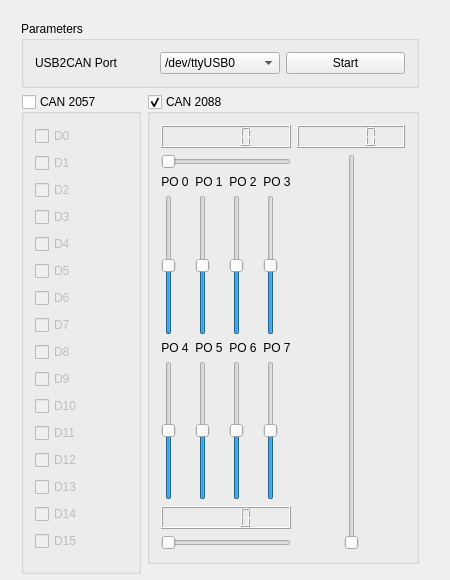
Before: the Qt Designer form Megatron-server/server.ui in sseitov/Megatron, drawn with Qt 5.
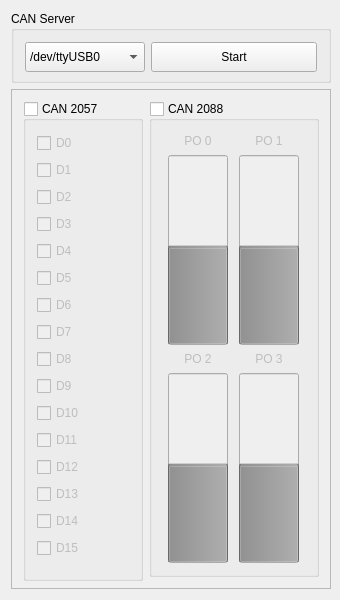
After: the same form once the commit is applied.

The edit to the form file:
```diff
--- a/Megatron-server/server.ui
+++ b/Megatron-server/server.ui
@@ -6,50 +6,58 @@
    <rect>
     <x>0</x>
     <y>0</y>
-    <width>450</width>
-    <height>580</height>
+    <width>340</width>
+    <height>600</height>
    </rect>
   </property>
   <property name="minimumSize">
    <size>
-    <width>450</width>
-    <height>580</height>
+    <width>340</width>
+    <height>600</height>
    </size>
   </property>
   <property name="maximumSize">
    <size>
-    <width>450</width>
-    <height>580</height>
+    <width>340</width>
+    <height>600</height>
    </size>
   </property>
   <property name="windowTitle">
    <string>Megatron Server</string>
   </property>
-  <widget class="QWidget" name="layoutWidget">
-   <property name="geometry">
-    <rect>
-     <x>10</x>
-     <y>10</y>
-     <width>420</width>
-     <height>565</height>
-    </rect>
-   </property>
-   <layout class="QVBoxLayout" name="verticalLayout_3">
+  <layout class="QVBoxLayout" name="verticalLayout">
     <item>
      <widget class="QGroupBox" name="parameters">
+     <property name="minimumSize">
+      <size>
+       <width>320</width>
+       <height>60</height>
+      </size>
+     </property>
+     <property name="maximumSize">
+      <size>
+       <width>320</width>
+       <height>16777215</height>
+      </size>
+     </property>
       <property name="title">
-       <string>Parameters</string>
+      <string>CAN Server</string>
       </property>
       <layout class="QHBoxLayout" name="horizontalLayout">
-       <item>
-        <widget class="QLabel" name="label">
-         <property name="text">
-          <string>USB2CAN Port</string>
-         </property>
-        </widget>
-       </item>
        <item>
         <widget class="QComboBox" name="canPort">
+        <property name="minimumSize">
+         <size>
+          <width>120</width>
+          <height>30</height>
+         </size>
+        </property>
+        <property name="maximumSize">
+         <size>
+          <width>120</width>
+          <height>16777215</height>
+         </size>
+        </property>
          <item>
           <property name="text">
            <string>/dev/ttyUSB0</string>
@@ -64,6 +72,18 @@
        </item>
        <item>
         <widget class="QPushButton" name="startButton">
+        <property name="minimumSize">
+         <size>
+          <width>0</width>
+          <height>30</height>
+         </size>
+        </property>
+        <property name="maximumSize">
+         <size>
+          <width>16777215</width>
+          <height>40</height>
+         </size>
+        </property>
          <property name="text">
           <string>Start</string>
          </property>
@@ -76,7 +96,26 @@
      </widget>
     </item>
     <item>
-     <layout class="QHBoxLayout" name="horizontalLayout_4">
+    <widget class="QFrame" name="frame">
+     <property name="minimumSize">
+      <size>
+       <width>320</width>
+       <height>500</height>
+      </size>
+     </property>
+     <property name="maximumSize">
+      <size>
+       <width>320</width>
+       <height>500</height>
+      </size>
+     </property>
+     <property name="frameShape">
+      <enum>QFrame::StyledPanel</enum>
+     </property>
+     <property name="frameShadow">
+      <enum>QFrame::Raised</enum>
+     </property>
+     <layout class="QHBoxLayout" name="horizontalLayout_2">
       <item>
        <widget class="QGroupBox" name="can2057">
         <property name="minimumSize">
@@ -222,26 +261,21 @@
       </item>
       <item>
        <widget class="QGroupBox" name="can2088">
+        <property name="minimumSize">
+         <size>
+          <width>0</width>
+          <height>0</height>
+         </size>
+        </property>
         <property name="title">
          <string>CAN 2088</string>
         </property>
         <property name="checkable">
          <bool>true</bool>
         </property>
-        <layout class="QHBoxLayout" name="horizontalLayout_3">
-         <item>
-          <layout class="QVBoxLayout" name="verticalLayout_2">
-           <item>
-            <widget class="QLCDNumber" name="lcdNumber"/>
-           </item>
-           <item>
-            <widget class="QSlider" name="horizontalSlider">
-             <property name="orientation">
-              <enum>Qt::Horizontal</enum>
-             </property>
-            </widget>
-           </item>
-           <item>
+        <property name="checked">
+         <bool>false</bool>
+        </property>
             <layout class="QGridLayout" name="gridLayout">
              <item row="0" column="0">
               <widget class="QLabel" name="label_2">
@@ -263,33 +297,22 @@
                </property>
               </widget>
              </item>
-             <item row="0" column="2">
-              <widget class="QLabel" name="label_4">
-               <property name="text">
-                <string>PO 2</string>
-               </property>
-               <property name="alignment">
-                <set>Qt::AlignCenter</set>
-               </property>
-              </widget>
-             </item>
-             <item row="0" column="3">
-              <widget class="QLabel" name="label_5">
-               <property name="text">
-                <string>PO 3</string>
-               </property>
-               <property name="alignment">
-                <set>Qt::AlignCenter</set>
-               </property>
-              </widget>
-             </item>
              <item row="1" column="0">
-              <widget class="QSlider" name="po0">
-               <property name="minimum">
-                <number>1</number>
+          <widget class="QProgressBar" name="progressBar">
+           <property name="minimumSize">
+            <size>
+             <width>60</width>
+             <height>190</height>
+            </size>
+           </property>
+           <property name="maximumSize">
+            <size>
+             <width>60</width>
+             <height>190</height>
+            </size>
                </property>
                <property name="maximum">
-                <number>999</number>
+            <number>1000</number>
                </property>
                <property name="value">
                 <number>500</number>
@@ -297,31 +320,27 @@
                <property name="orientation">
                 <enum>Qt::Vertical</enum>
                </property>
+           <property name="textDirection">
+            <enum>QProgressBar::BottomToTop</enum>
+           </property>
               </widget>
              </item>
              <item row="1" column="1">
-              <widget class="QSlider" name="po1">
-               <property name="minimum">
-                <number>1</number>
-               </property>
-               <property name="maximum">
-                <number>999</number>
-               </property>
-               <property name="value">
-                <number>500</number>
-               </property>
-               <property name="orientation">
-                <enum>Qt::Vertical</enum>
-               </property>
-              </widget>
-             </item>
-             <item row="1" column="2">
-              <widget class="QSlider" name="po2">
-               <property name="minimum">
-                <number>1</number>
-               </property>
+          <widget class="QProgressBar" name="progressBar_2">
+           <property name="minimumSize">
+            <size>
+             <width>60</width>
+             <height>190</height>
+            </size>
+           </property>
+           <property name="maximumSize">
+            <size>
+             <width>60</width>
+             <height>190</height>
+            </size>
+           </property>
                <property name="maximum">
-                <number>999</number>
+            <number>1000</number>
                </property>
                <property name="value">
                 <number>500</number>
@@ -329,28 +348,15 @@
                <property name="orientation">
                 <enum>Qt::Vertical</enum>
                </property>
-              </widget>
-             </item>
-             <item row="1" column="3">
-              <widget class="QSlider" name="po3">
-               <property name="minimum">
-                <number>1</number>
-               </property>
-               <property name="maximum">
-                <number>999</number>
-               </property>
-               <property name="value">
-                <number>500</number>
-               </property>
-               <property name="orientation">
-                <enum>Qt::Vertical</enum>
+           <property name="textDirection">
+            <enum>QProgressBar::BottomToTop</enum>
                </property>
               </widget>
              </item>
              <item row="2" column="0">
-              <widget class="QLabel" name="label_6">
+          <widget class="QLabel" name="label_4">
                <property name="text">
-                <string>PO 4</string>
+            <string>PO 2</string>
                </property>
                <property name="alignment">
                 <set>Qt::AlignCenter</set>
@@ -358,29 +364,9 @@
               </widget>
              </item>
              <item row="2" column="1">
-              <widget class="QLabel" name="label_7">
+          <widget class="QLabel" name="label_5">
                <property name="text">
-                <string>PO 5</string>
-               </property>
-               <property name="alignment">
-                <set>Qt::AlignCenter</set>
-               </property>
-              </widget>
-             </item>
-             <item row="2" column="2">
-              <widget class="QLabel" name="label_8">
-               <property name="text">
-                <string>PO 6</string>
-               </property>
-               <property name="alignment">
-                <set>Qt::AlignCenter</set>
-               </property>
-              </widget>
-             </item>
-             <item row="2" column="3">
-              <widget class="QLabel" name="label_9">
-               <property name="text">
-                <string>PO 7</string>
+            <string>PO 3</string>
                </property>
                <property name="alignment">
                 <set>Qt::AlignCenter</set>
@@ -388,12 +374,21 @@
               </widget>
              </item>
              <item row="3" column="0">
-              <widget class="QSlider" name="po4">
-               <property name="minimum">
-                <number>1</number>
+          <widget class="QProgressBar" name="progressBar_4">
+           <property name="minimumSize">
+            <size>
+             <width>60</width>
+             <height>190</height>
+            </size>
+           </property>
+           <property name="maximumSize">
+            <size>
+             <width>60</width>
+             <height>190</height>
+            </size>
                </property>
                <property name="maximum">
-                <number>999</number>
+            <number>1000</number>
                </property>
                <property name="value">
                 <number>500</number>
@@ -401,31 +396,27 @@
                <property name="orientation">
                 <enum>Qt::Vertical</enum>
                </property>
+           <property name="textDirection">
+            <enum>QProgressBar::BottomToTop</enum>
+           </property>
               </widget>
              </item>
              <item row="3" column="1">
-              <widget class="QSlider" name="po5">
-               <property name="minimum">
-                <number>1</number>
-               </property>
-               <property name="maximum">
-                <number>999</number>
-               </property>
-               <property name="value">
-                <number>500</number>
-               </property>
-               <property name="orientation">
-                <enum>Qt::Vertical</enum>
-               </property>
-              </widget>
-             </item>
-             <item row="3" column="2">
-              <widget class="QSlider" name="po6">
-               <property name="minimum">
-                <number>1</number>
-               </property>
+          <widget class="QProgressBar" name="progressBar_3">
+           <property name="minimumSize">
+            <size>
+             <width>60</width>
+             <height>190</height>
+            </size>
+           </property>
+           <property name="maximumSize">
+            <size>
+             <width>60</width>
+             <height>190</height>
+            </size>
+           </property>
                <property name="maximum">
-                <number>999</number>
+            <number>1000</number>
                </property>
                <property name="value">
                 <number>500</number>
@@ -433,89 +424,18 @@
                <property name="orientation">
                 <enum>Qt::Vertical</enum>
                </property>
-              </widget>
-             </item>
-             <item row="3" column="3">
-              <widget class="QSlider" name="po7">
-               <property name="minimum">
-                <number>1</number>
-               </property>
-               <property name="maximum">
-                <number>999</number>
-               </property>
-               <property name="value">
-                <number>500</number>
-               </property>
-               <property name="orientation">
-                <enum>Qt::Vertical</enum>
-               </property>
+           <property name="textDirection">
+            <enum>QProgressBar::BottomToTop</enum>
+           </property>
               </widget>
              </item>
             </layout>
-           </item>
-           <item>
-            <widget class="QLCDNumber" name="lcdNumber_2"/>
-           </item>
-           <item>
-            <widget class="QSlider" name="horizontalSlider_2">
-             <property name="orientation">
-              <enum>Qt::Horizontal</enum>
-             </property>
             </widget>
            </item>
           </layout>
-         </item>
-         <item>
-          <layout class="QVBoxLayout" name="verticalLayout">
-           <item>
-            <widget class="QLCDNumber" name="lcdNumber_3"/>
-           </item>
-           <item>
-            <layout class="QHBoxLayout" name="horizontalLayout_2">
-             <item>
-              <spacer name="horizontalSpacer_2">
-               <property name="orientation">
-                <enum>Qt::Horizontal</enum>
-               </property>
-               <property name="sizeHint" stdset="0">
-                <size>
-                 <width>18</width>
-                 <height>20</height>
-                </size>
-               </property>
-              </spacer>
-             </item>
-             <item>
-              <widget class="QSlider" name="verticalSlider">
-               <property name="orientation">
-                <enum>Qt::Vertical</enum>
-               </property>
-              </widget>
-             </item>
-             <item>
-              <spacer name="horizontalSpacer_3">
-               <property name="orientation">
-                <enum>Qt::Horizontal</enum>
-               </property>
-               <property name="sizeHint" stdset="0">
-                <size>
-                 <width>13</width>
-                 <height>20</height>
-                </size>
-               </property>
-              </spacer>
-             </item>
-            </layout>
-           </item>
-          </layout>
-         </item>
-        </layout>
-       </widget>
-      </item>
-     </layout>
-    </item>
-   </layout>
-  </widget>
+    </widget>
+   </item>
+  </layout>
  </widget>
  <layoutdefault spacing="6" margin="11"/>
  <resources/>
```
Lines whose indentation alone changed are shown as unchanged.
